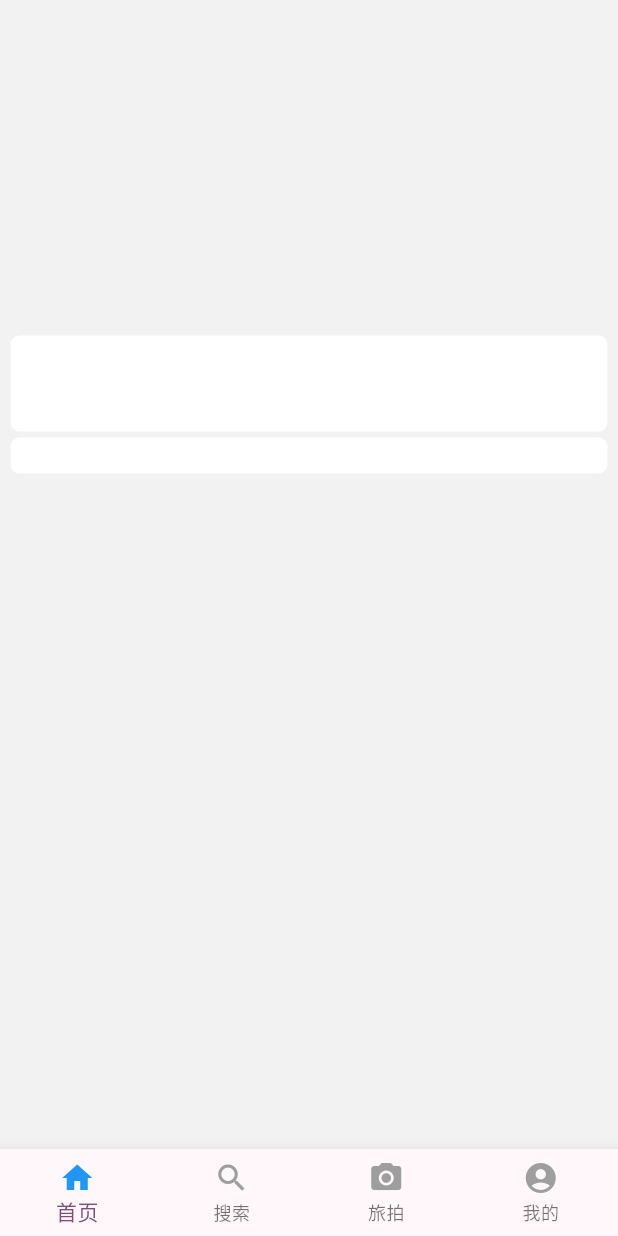
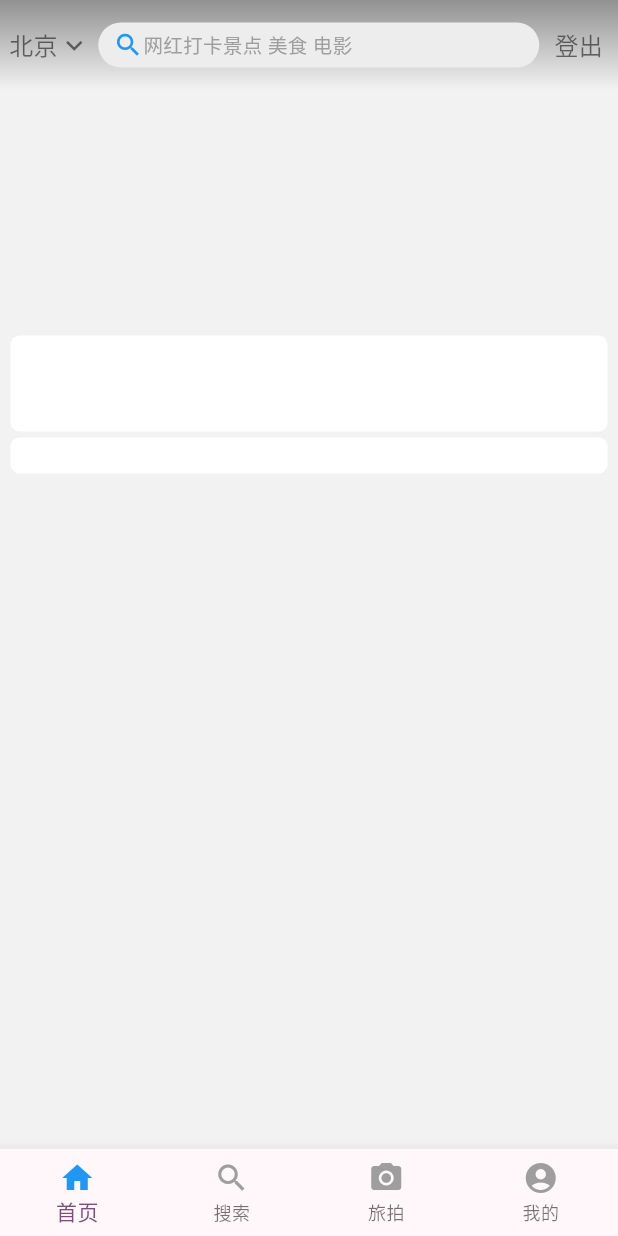
Before and after one commit to udo-bit/trip_flutter, a Flutter app: the screen it shows after launch, on a phone screen of 412 x 824 dp. Run offline on Flutter 3.47's test engine with Material 3 defaults, Android fonts, the phone set to English and light mode, and no system bars; drawn by our look-alikes of carousel_slider; missing offline and left inert: flutter_hi_cache.

Commit message:
home_page

```diff
--- a/lib/navigator/tab_navigator.dart
+++ b/lib/navigator/tab_navigator.dart
@@ -29,7 +29,14 @@ class _TabNavigatorState extends State<TabNavigator> {
         },
         controller: _controller,
         // physics: const NeverScrollableScrollPhysics(),
-        children: const [HomePage(), SearchPage(), TravelPage(), MyPage()],
+        children: const [
+          HomePage(),
+          SearchPage(
+            hideLeft: true,
+          ),
+          TravelPage(),
+          MyPage()
+        ],
       ),
       bottomNavigationBar: BottomNavigationBar(
           currentIndex: _currentIndex,
--- a/lib/pages/home_page.dart
+++ b/lib/pages/home_page.dart
@@ -1,12 +1,16 @@
 import 'package:flutter/material.dart';
 import 'package:trip_flutter/dao/home_dao.dart';
 import 'package:trip_flutter/model/home_model.dart';
+import 'package:trip_flutter/pages/search_page.dart';
+import 'package:trip_flutter/util/navigator_util.dart';
 import 'package:trip_flutter/widget/loading_container.dart';
 import 'package:trip_flutter/widget/local_nav_widget.dart';
 import 'package:trip_flutter/widget/sales_box_widget.dart';
+import 'package:trip_flutter/widget/search_bar_widget.dart';
 import 'package:trip_flutter/widget/sub_nav_widget.dart';
 
 import '../dao/login_dao.dart';
+import '../util/view_util.dart';
 import '../widget/banner_widget.dart';
 import '../widget/grid_nav_widget.dart';
 
@@ -22,6 +26,7 @@ class _HomePageState extends State<HomePage>
     with AutomaticKeepAliveClientMixin {
   double appBarAlpha = 0;
   static const appBarScrollOffset = 100;
+  String appBarDefaultText = "网红打卡景点 美食 电影";
 
   List<CommonModel> bannerListModel = [];
   List<CommonModel> localNavListModel = [];
@@ -48,6 +53,10 @@ class _HomePageState extends State<HomePage>
         ),
       ));
 
+  get _jumpToSearch => () {
+        NavigatorUtil.push(context, const SearchPage());
+      };
+
   @override
   void initState() {
     super.initState();
@@ -60,16 +69,33 @@ class _HomePageState extends State<HomePage>
       },
       child: const Text("登出"));
 
-  get _appBar => Opacity(
-      opacity: appBarAlpha,
-      child: Container(
-        padding: const EdgeInsets.only(top: 20),
-        height: 80,
-        decoration: const BoxDecoration(color: Colors.white),
-        child: const Center(
-          child: Padding(padding: EdgeInsets.only(top: 20), child: Text("首页")),
-        ),
-      ));
+  get _appBar {
+    double top = MediaQuery.of(context).padding.top;
+    return Column(children: [
+      shadowWrap(
+          child: Container(
+              padding: EdgeInsets.only(top: top),
+              height: 60 + top,
+              decoration: BoxDecoration(
+                  color: Color.fromARGB(
+                      (appBarAlpha * 255).toInt(), 255, 255, 255)),
+              child: SearchBarWidget(
+                searchBarType: appBarAlpha > 0.2
+                    ? SearchBarType.homeLight
+                    : SearchBarType.homeLight,
+                inputBoxClick: _jumpToSearch,
+                defaultText: appBarDefaultText,
+                rightButtonClick: () {
+                  LoginDao.logout();
+                },
+              ))),
+      Container(
+        height: appBarAlpha > 0.2 ? 0.5 : 0,
+        decoration: const BoxDecoration(
+            boxShadow: [BoxShadow(color: Colors.black12, blurRadius: 0.5)]),
+      )
+    ]);
+  }
 
   get _listView => ListView(
         children: [
--- a/lib/util/view_util.dart
+++ b/lib/util/view_util.dart
@@ -1,5 +1,18 @@
-import 'package:flutter/cupertino.dart';
+import 'package:flutter/material.dart';
 
 SizedBox hiSpace({double height = 1, double width = 1}) {
   return SizedBox(height: height, width: width);
 }
+
+Widget shadowWrap({required Widget child, EdgeInsetsGeometry? padding}) {
+  return Container(
+    padding: padding,
+    decoration: const BoxDecoration(
+      gradient: LinearGradient(
+          colors: [Color(0x66000000), Colors.transparent],
+          begin: Alignment.topCenter,
+          end: Alignment.bottomCenter),
+    ),
+    child: child,
+  );
+}
--- /dev/null
+++ b/lib/widget/search_bar_widget.dart
@@ -0,0 +1,201 @@
+import 'package:flutter/material.dart';
+
+enum SearchBarType { home, normal, homeLight }
+
+class SearchBarWidget extends StatefulWidget {
+  final bool? hideLeft;
+  final SearchBarType? searchBarType;
+  final String? hint;
+  final String? defaultText;
+  final void Function()? leftButtonClick;
+  final void Function()? rightButtonClick;
+  final void Function()? inputBoxClick;
+  final ValueChanged<String>? onChanged;
+
+  const SearchBarWidget(
+      {super.key,
+      this.hideLeft,
+      this.searchBarType = SearchBarType.normal,
+      this.hint = "输入搜索内容",
+      this.defaultText = "北京欢迎你",
+      this.leftButtonClick,
+      this.rightButtonClick,
+      this.inputBoxClick,
+      this.onChanged});
+
+  @override
+  State<SearchBarWidget> createState() => _SearchBarWidgetState();
+}
+
+class _SearchBarWidgetState extends State<SearchBarWidget> {
+  bool showClear = false;
+  final TextEditingController _controller = TextEditingController();
+
+  Widget get _normalSearchBar => Row(
+        children: [
+          _wrapTap(
+              Padding(
+                padding: const EdgeInsets.fromLTRB(6, 5, 10, 5),
+                child: _backBtn,
+              ),
+              widget.leftButtonClick),
+          Expanded(child: _inputBox),
+          _wrapTap(
+              const Padding(
+                padding: EdgeInsets.fromLTRB(10, 5, 10, 5),
+                child: Text(
+                  '搜索',
+                  style: TextStyle(color: Colors.blue, fontSize: 17),
+                ),
+              ),
+              widget.rightButtonClick)
+        ],
+      );
+
+  get _backBtn => widget.hideLeft ?? false
+      ? null
+      : const Icon(
+          Icons.arrow_back_ios,
+          color: Colors.grey,
+          size: 26,
+        );
+
+  get _inputBox {
+    Color inputBoxColor;
+    if (widget.searchBarType == SearchBarType.home) {
+      inputBoxColor = Colors.white;
+    } else {
+      inputBoxColor = const Color(0xffededed);
+    }
+    return Container(
+      height: 30,
+      padding: const EdgeInsets.fromLTRB(10, 0, 10, 0),
+      decoration: BoxDecoration(
+          color: inputBoxColor,
+          borderRadius: BorderRadius.circular(
+              widget.searchBarType == SearchBarType.normal ? 5 : 15)),
+      child: Row(
+        children: [
+          Icon(Icons.search,
+              size: 20,
+              color: widget.searchBarType == SearchBarType.normal
+                  ? const Color(0xffa9a9a9)
+                  : Colors.blue),
+          Expanded(
+            child: _textField,
+          ),
+          if (showClear)
+            _wrapTap(
+                const Icon(
+                  Icons.clear,
+                  size: 22,
+                  color: Colors.grey,
+                ), () {
+              setState(() {
+                _controller.clear();
+              });
+              _onChanged("");
+            })
+        ],
+      ),
+    );
+  }
+
+  get _homeSearchBar => Row(
+        children: [
+          _wrapTap(
+              Container(
+                padding: const EdgeInsets.fromLTRB(6, 5, 5, 5),
+                child: Row(
+                  children: [
+                    Text(
+                      '北京',
+                      style: TextStyle(color: _homeFontColor, fontSize: 16),
+                    ),
+                    Icon(
+                      Icons.expand_more,
+                      color: _homeFontColor,
+                      size: 22,
+                    ),
+                  ],
+                ),
+              ),
+              widget.leftButtonClick),
+          Expanded(child: _inputBox),
+          _wrapTap(
+              Padding(
+                padding: const EdgeInsets.fromLTRB(10, 5, 10, 5),
+                child: Text(
+                  '登出',
+                  style: TextStyle(color: _homeFontColor, fontSize: 16),
+                ),
+              ),
+              widget.rightButtonClick)
+        ],
+      );
+
+  get _homeFontColor => widget.searchBarType == SearchBarType.homeLight
+      ? Colors.black54
+      : Colors.white;
+
+  get _textField => widget.searchBarType == SearchBarType.normal
+      ? TextField(
+          autofocus: true,
+          controller: _controller,
+          onChanged: _onChanged,
+          cursorColor: Colors.blue,
+          cursorHeight: 20,
+          style: const TextStyle(
+              fontSize: 20, color: Colors.black, fontWeight: FontWeight.w300),
+          decoration: InputDecoration(
+              contentPadding:
+                  const EdgeInsets.only(left: 5, bottom: 12, right: 5),
+              border: InputBorder.none,
+              hintText: widget.hint,
+              hintStyle: const TextStyle(fontSize: 15)),
+        )
+      : _wrapTap(
+          Text(
+            widget.defaultText ?? "",
+            style: const TextStyle(fontSize: 13, color: Colors.grey),
+          ),
+          widget.inputBoxClick);
+
+  get _onChanged => (String value) {
+        if (value.isNotEmpty) {
+          setState(() {
+            showClear = true;
+          });
+        } else {
+          setState(() {
+            showClear = false;
+          });
+        }
+        if (widget.onChanged != null) {
+          widget.onChanged!(value);
+        }
+      };
+
+  @override
+  void initState() {
+    super.initState();
+    // TODO: implement initState
+    if (widget.defaultText != null) {
+      _controller.text = widget.defaultText!;
+    }
+  }
+
+  @override
+  Widget build(BuildContext context) {
+    return widget.searchBarType == SearchBarType.normal
+        ? _normalSearchBar
+        : _homeSearchBar;
+  }
+
+  _wrapTap(Widget? child, void Function()? callback) {
+    return GestureDetector(
+      onTap: callback,
+      child: child,
+    );
+  }
+}
```
Also changed, not shown: lib/dao/search_dao.dart (added, +29 -0 lines), lib/model/search_model.dart (added, +65 -0 lines), lib/pages/search_page.dart (+66 -8 lines), lib/util/navigator_util.dart (+10 -0 lines).
